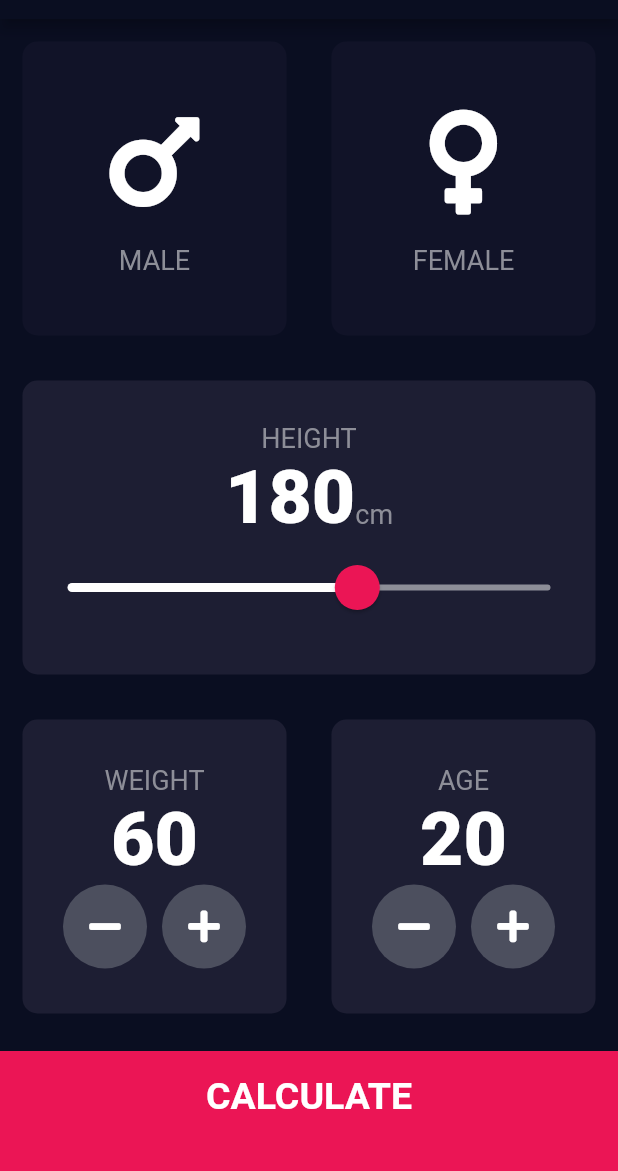
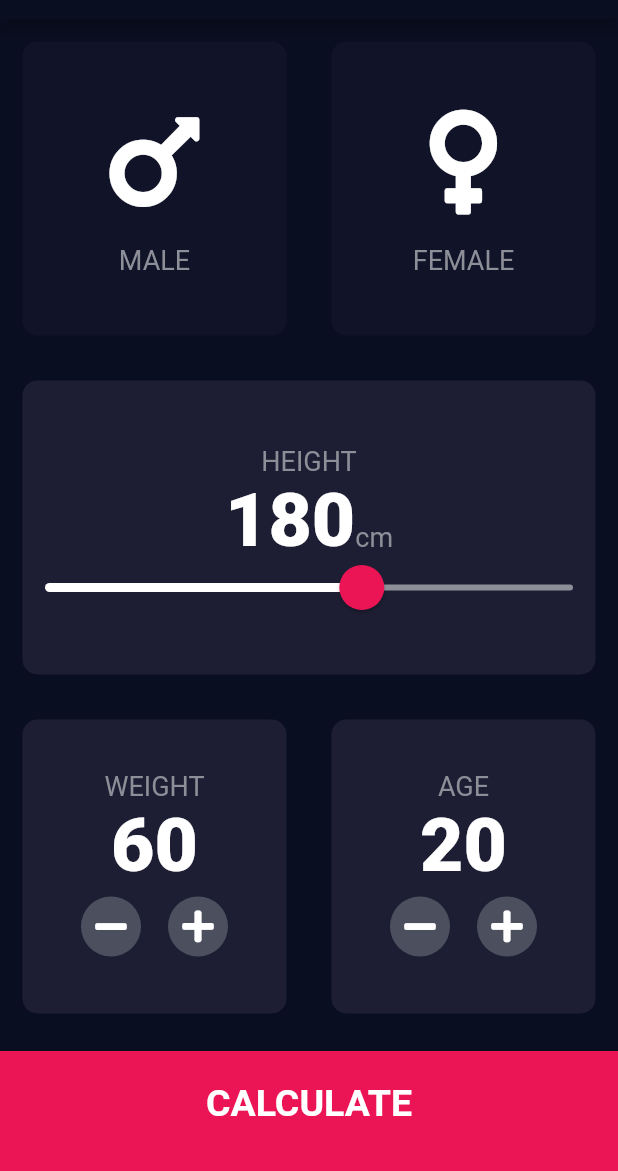
Before and after one commit to claudiocoder/BMI-calculator-flutter, a Flutter app: the screen it shows after launch, on a phone screen of 412 x 824 dp, the part 65-1236 px from its top. Run offline on Flutter 3.47's test engine with Material 2 defaults, Android fonts, the phone set to English and light mode, and no system bars; our stand-ins replace font_awesome_flutter.

Commit message:
fix: padding and margin buttons

```diff
--- a/lib/components/bottom_button.dart
+++ b/lib/components/bottom_button.dart
@@ -20,7 +20,7 @@ class BottomButton extends StatelessWidget {
         ),
         color: kBottomContainerColour,
         margin: EdgeInsets.only(top: 10.0),
-        padding: EdgeInsets.only(bottom: 20.0),
+        padding: EdgeInsets.only(bottom: 10.0),
         width: double.infinity,
         height: kBottomContainerHeight,
       ),
--- a/lib/components/round_icon_button.dart
+++ b/lib/components/round_icon_button.dart
@@ -13,8 +13,8 @@ class RoundIconButton extends StatelessWidget {
       child: Icon(icon),
       onPressed: onPressed,
       constraints: BoxConstraints.tightFor(
-        width: 56.0,
-        height: 56.0,
+        width: 40.0,
+        height: 40.0,
       ),
       shape: CircleBorder(),
       fillColor: Color(0xFF4C4F5E),
--- a/lib/screens/input_page.dart
+++ b/lib/screens/input_page.dart
@@ -104,7 +104,7 @@ class _InputPageState extends State<InputPage> {
                       thumbShape:
                           RoundSliderThumbShape(enabledThumbRadius: 15.0),
                       overlayShape:
-                          RoundSliderOverlayShape(overlayRadius: 30.0),
+                          RoundSliderOverlayShape(overlayRadius: 10.0),
                     ),
                     child: Slider(
                       value: height.toDouble(),
@@ -221,10 +221,10 @@ class _InputPageState extends State<InputPage> {
                 context,
                 MaterialPageRoute(
                   builder: (context) => ResultsPage(
-                        bmiResult: calc.calculateBMI(),
-                        resultText: calc.getResult(),
-                        interpretation: calc.getInterpretation(),
-                      ),
+                    bmiResult: calc.calculateBMI(),
+                    resultText: calc.getResult(),
+                    interpretation: calc.getInterpretation(),
+                  ),
                 ),
               );
             },
```
